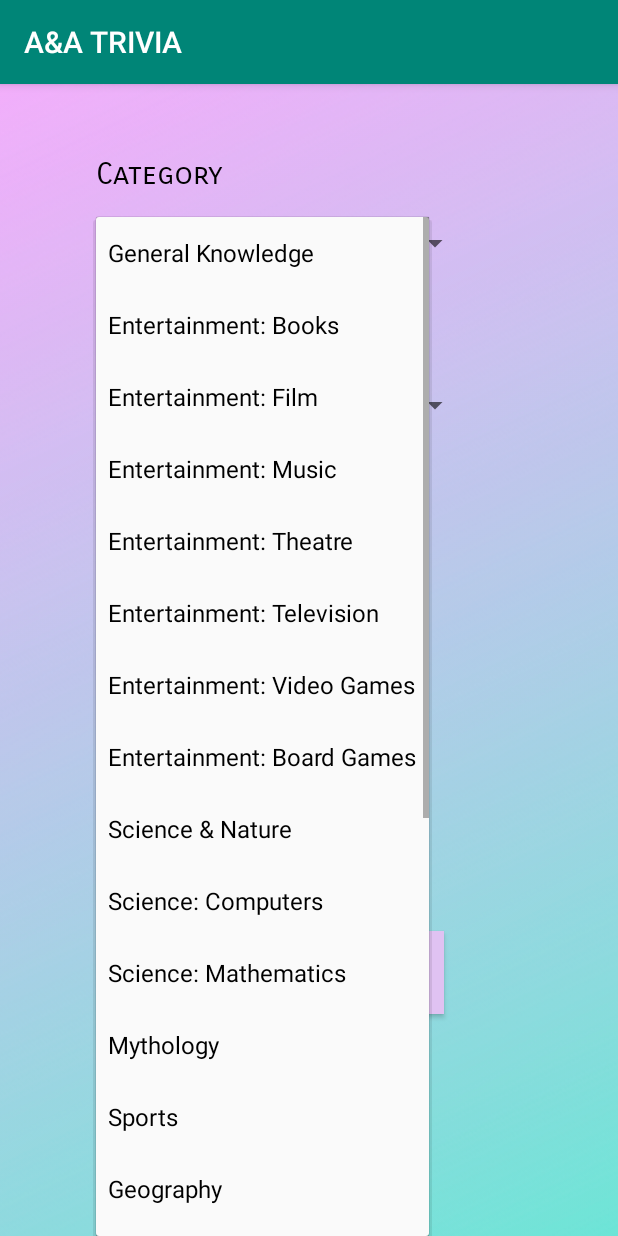
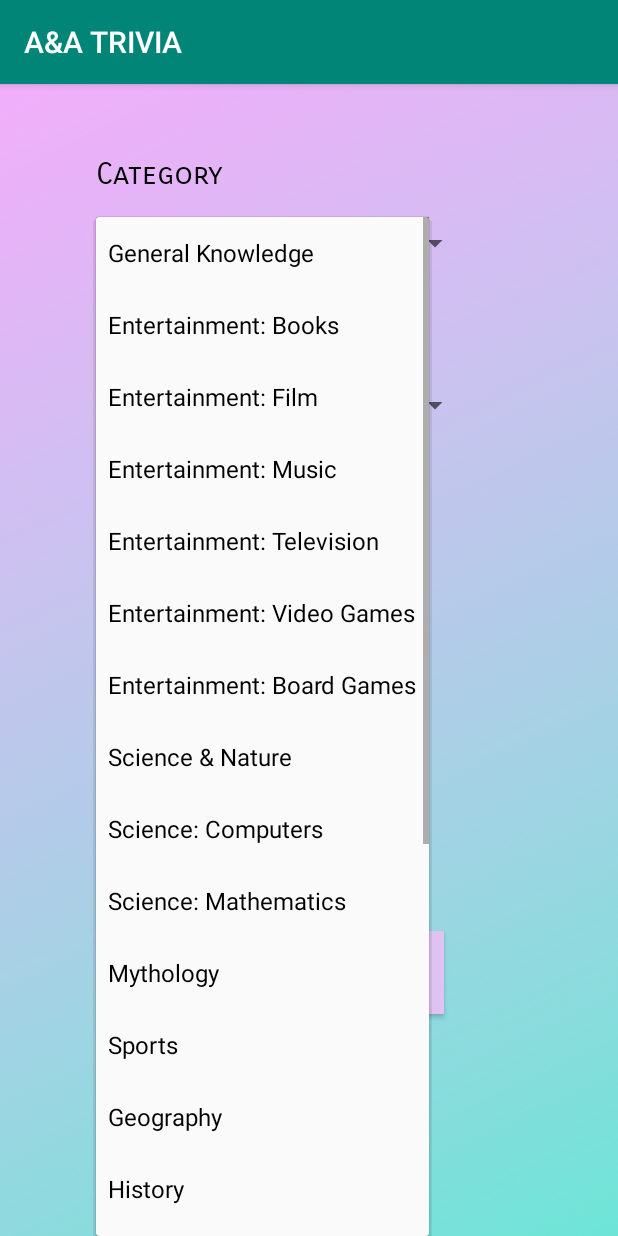
Before and after one commit to alexandriabanta/TriviaGame4020, an Android app: the TriviaSetupActivity screen opened directly, with no data from a screen before it, after a tap on "General Knowledge", on a phone screen of 412 x 824 dp. Run offline under Robolectric (Android 15) with nearby library versions, the phone set to English and light mode, and no system bars; Roboto replaces fonts that are not available here.

Commit message:
Removed Theatre category due to various lacking API features

```diff
--- a/app/src/main/java/com/alexandriabanta/triviagame4020/TriviaSetupActivity.java
+++ b/app/src/main/java/com/alexandriabanta/triviagame4020/TriviaSetupActivity.java
@@ -38,7 +38,7 @@ public class TriviaSetupActivity extends AppCompatActivity implements AdapterVie
     private int numOfQuestions = 10;
 
     private URLTask UrlTask;
-    private int ApiReturnCode = 10;
+    private int ApiReturnCode = 0;
 
     @Override
     protected void onCreate(Bundle savedInstanceState) {
@@ -224,8 +224,6 @@ public class TriviaSetupActivity extends AppCompatActivity implements AdapterVie
             categoryNum = 11;
         } else if (categoryString.equals("Entertainment: Music")) {
             categoryNum = 12;
-        } else if (categoryString.equals("Entertainment: Theatre")) {
-            categoryNum = 13;
         } else if (categoryString.equals("Entertainment: Television")) {
             categoryNum = 14;
         } else if (categoryString.equals("Entertainment: Video Games")) {
--- a/app/src/main/res/values/strings.xml
+++ b/app/src/main/res/values/strings.xml
@@ -5,7 +5,6 @@
         <item>Entertainment: Books</item>
         <item>Entertainment: Film</item>
         <item>Entertainment: Music</item>
-        <item>Entertainment: Theatre</item>
         <item>Entertainment: Television</item>
         <item>Entertainment: Video Games</item>
         <item>Entertainment: Board Games</item>
```
